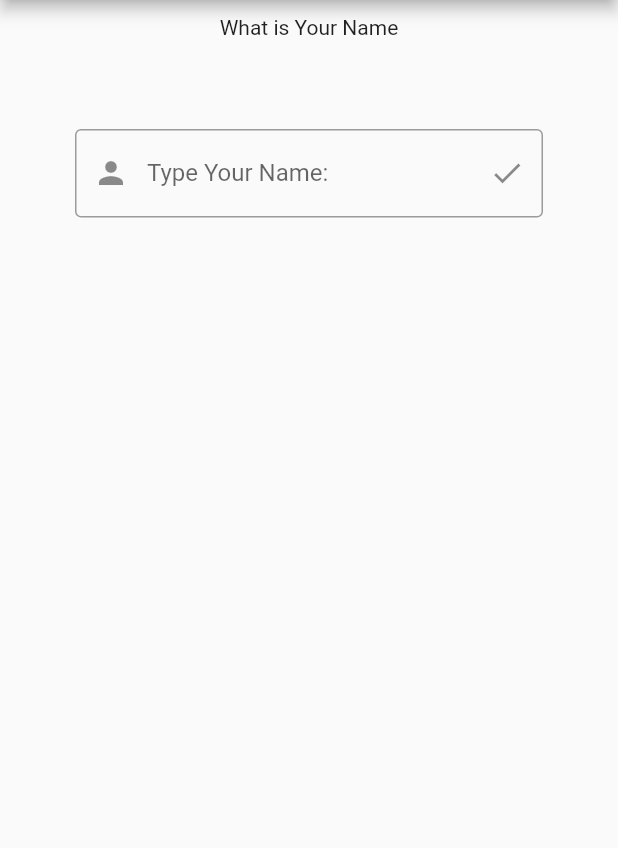
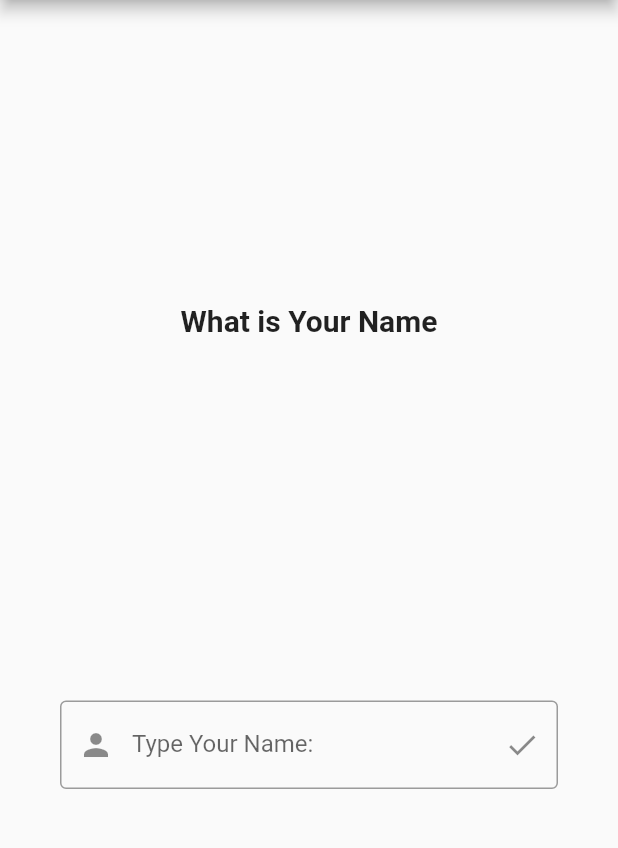
Before and after one commit to swiftkatana/trivia_game, a Flutter app: the screen it shows after launch, on a phone screen of 412 x 824 dp, the part 84-932 px from its top. Run offline on Flutter 3.47's test engine with Material 2 defaults, Android fonts, the phone set to English and light mode, and no system bars.

```diff
--- a/lib/screens/WellComeScreen.dart
+++ b/lib/screens/WellComeScreen.dart
@@ -7,16 +7,18 @@ class WellComeScreen extends StatelessWidget {
   Widget build(BuildContext context) {
     return Scaffold(
         appBar: AppBar(title: Text("Trivia Game  ")),
-        body: Column(children: <Widget>[
-          Align(
-              alignment: Alignment.center,
-              child: Padding(
-                  padding: EdgeInsets.all(10),
-                  child: Text('What is Your Name'))),
-          Align(
-              alignment: Alignment.center,
-              child: Padding(padding: EdgeInsets.all(10), child: Body()))
-        ]));
+        body: Column(
+            mainAxisAlignment: MainAxisAlignment.spaceEvenly,
+            crossAxisAlignment: CrossAxisAlignment.stretch,
+            children: [
+              Align(
+                  alignment: Alignment.center,
+                  child: Text(
+                    'What is Your Name',
+                    style: TextStyle(fontWeight: FontWeight.bold, fontSize: 20),
+                  )),
+              Align(alignment: Alignment.center, child: Body())
+            ]));
   }
 }
 
```
Also changed, not shown: lib/screens/TriviaScreen.dart (+24 -8 lines), 1 other file.
